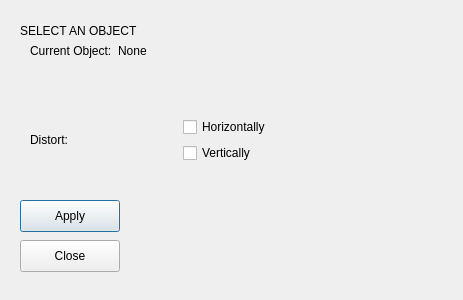
The window that PlantGenerator/gui.ui (nMDaas/MayaPlugins) describes before a commit, drawn with Qt 5.
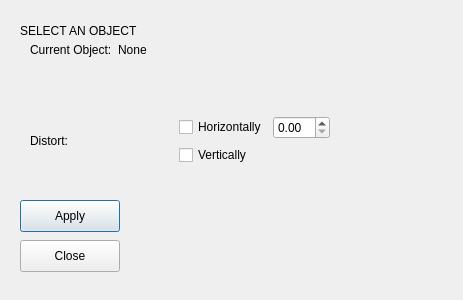
The same window after the commit.

Commit message: created spin box and enabling based on if checkbox clicked

What changed in the file:
```diff
--- a/PlantGenerator/gui.ui
+++ b/PlantGenerator/gui.ui
@@ -86,6 +86,9 @@
                                 </property>
                             </widget>
                         </item>
+                        <item row="0" column="1">
+                            <widget class="QDoubleSpinBox" name="horizontal_box"/>
+                        </item>
 
                         <item row="2" column="0">
                             <widget class="QCheckBox" name="vertical_checkbox">
```
The commit also changes 2 other files.
